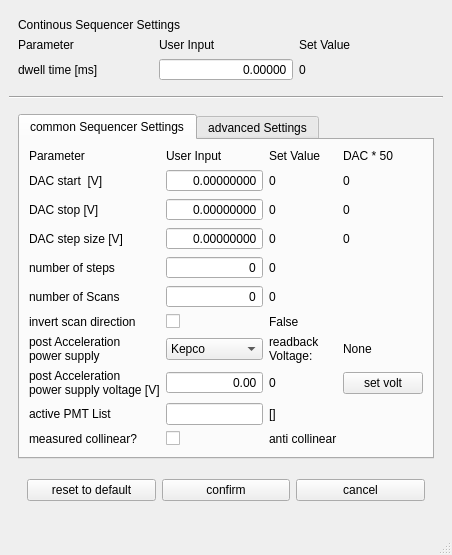
Before: the Qt Designer form TildaHost/source/Interface/TrackParUi/Ui_TrackPar.ui in lasersphere/Tilda, drawn with Qt 5.
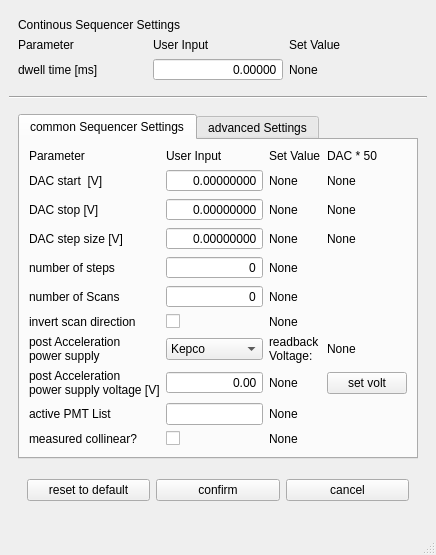
After: the same form once the commit is applied. Icons and pictures are not drawn.

Commit message:
fixed voltage calculation in TrackUi
added testmodule for voltage calc

Diff of the .ui file:
```diff
--- a/TildaHost/source/Interface/TrackParUi/Ui_TrackPar.ui
+++ b/TildaHost/source/Interface/TrackParUi/Ui_TrackPar.ui
@@ -68,7 +68,7 @@
            <item row="1" column="2">
             <widget class="QLabel" name="label_dwellTime_ms_2">
              <property name="text">
-              <string>0</string>
+              <string>None</string>
              </property>
             </widget>
            </item>
@@ -185,7 +185,7 @@
              <item row="1" column="2">
               <widget class="QLabel" name="label_dacStartV_set">
                <property name="text">
-                <string>0</string>
+                <string>None</string>
                </property>
               </widget>
              </item>
@@ -239,7 +239,7 @@
              <item row="9" column="2">
               <widget class="QLabel" name="label_postAccOffsetVolt_set">
                <property name="text">
-                <string>0</string>
+                <string>None</string>
                </property>
               </widget>
              </item>
@@ -262,7 +262,7 @@
              <item row="5" column="2">
               <widget class="QLabel" name="label_nOfScans_set">
                <property name="text">
-                <string>0</string>
+                <string>None</string>
                </property>
               </widget>
              </item>
@@ -283,7 +283,7 @@
              <item row="11" column="2">
               <widget class="QLabel" name="label_colDirTrue_set">
                <property name="text">
-                <string>anti collinear</string>
+                <string>None</string>
                </property>
               </widget>
              </item>
@@ -331,7 +331,7 @@
              <item row="2" column="2">
               <widget class="QLabel" name="label_dacStopV_set">
                <property name="text">
-                <string>0</string>
+                <string>None</string>
                </property>
               </widget>
              </item>
@@ -352,7 +352,7 @@
              <item row="4" column="2">
               <widget class="QLabel" name="label_nOfSteps_set">
                <property name="text">
-                <string>0</string>
+                <string>None</string>
                </property>
               </widget>
              </item>
@@ -375,7 +375,7 @@
              <item row="3" column="2">
               <widget class="QLabel" name="label_dacStepSizeV_set">
                <property name="text">
-                <string>0</string>
+                <string>None</string>
                </property>
               </widget>
              </item>
@@ -389,7 +389,7 @@
              <item row="10" column="2">
               <widget class="QLabel" name="label_activePmtList_set">
                <property name="text">
-                <string>[]</string>
+                <string>None</string>
                </property>
               </widget>
              </item>
@@ -421,7 +421,7 @@
              <item row="6" column="2">
               <widget class="QLabel" name="label_invertScan_set">
                <property name="text">
-                <string>False</string>
+                <string>None</string>
                </property>
               </widget>
              </item>
@@ -466,7 +466,7 @@
              <item row="1" column="3">
               <widget class="QLabel" name="label_kepco_start">
                <property name="text">
-                <string>0</string>
+                <string>None</string>
                </property>
               </widget>
              </item>
@@ -486,14 +486,14 @@
              <item row="2" column="3">
               <widget class="QLabel" name="label_kepco_stop">
                <property name="text">
-                <string>0</string>
+                <string>None</string>
                </property>
               </widget>
              </item>
              <item row="3" column="3">
               <widget class="QLabel" name="label_kepco_step">
                <property name="text">
-                <string>0</string>
+                <string>None</string>
                </property>
               </widget>
              </item>
```
Left out of the diff: 8 changed lines with no effect on the pictures. The commit also changes 6 other files.
